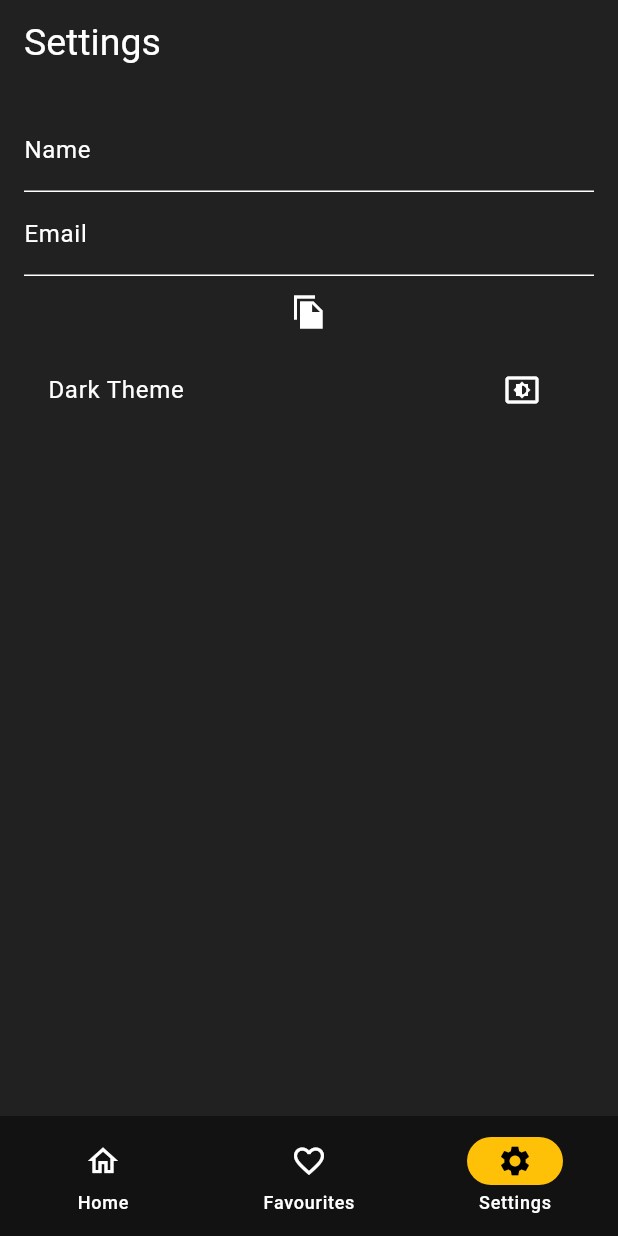
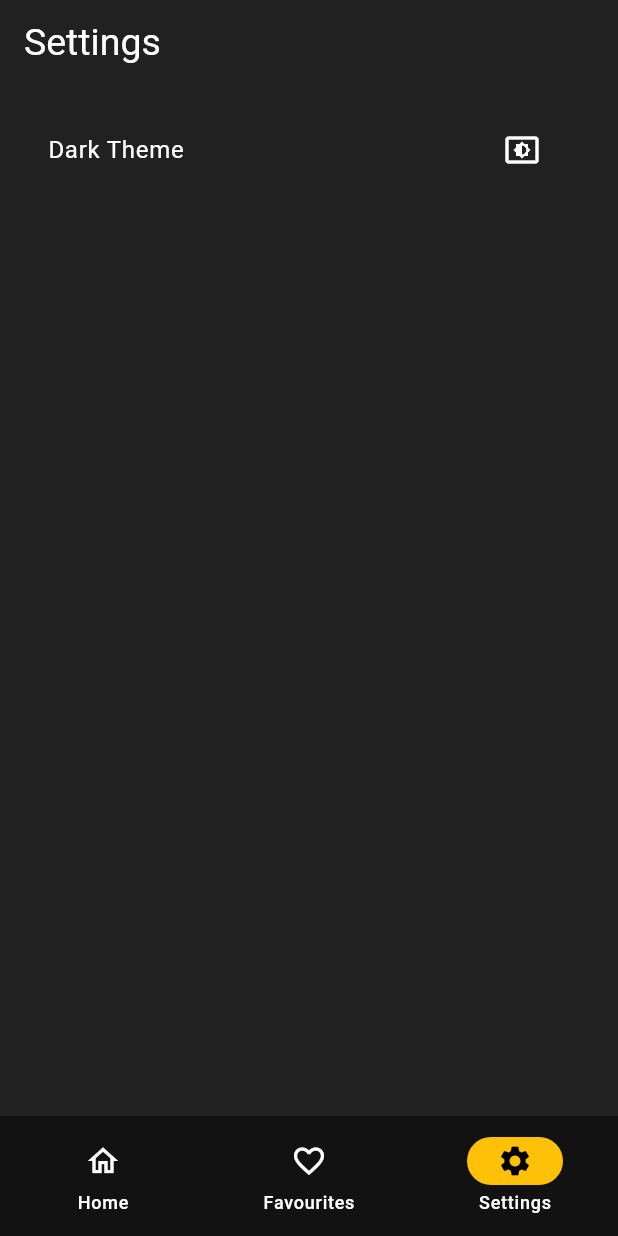
Before and after one commit to anasyd/movie_app, a Flutter app: the screen it shows after launch, item 3 of the bottom bar chosen, on a phone screen of 412 x 824 dp. Run offline on Flutter 3.47's test engine with Material 3 defaults, Android fonts, the phone set to English and light mode, and no system bars; our stand-ins replace cached_network_image, carousel_slider, firebase_core, google_fonts, shared_preferences; accounts and stored records are empty; network calls fail.

Commit message:
remove unused code

```diff
--- a/lib/screens/settings_screen.dart
+++ b/lib/screens/settings_screen.dart
@@ -10,33 +10,10 @@ class SettingsScreen extends StatefulWidget {
 }
 
 class _SettingsScreenState extends State<SettingsScreen> {
-  // bool _isDarkTheme = false;
-
-  TextEditingController _nameController = TextEditingController();
-  TextEditingController _emailController = TextEditingController();
-  final _formKey = GlobalKey<FormState>();
-  dynamic _name = "";
-  dynamic _email = "";
-
   @override
   void initState() {
     super.initState();
-    // _loadTheme();
   }
-
-  // // Load theme from SharedPreferences
-  // void _loadTheme() async {
-  //   SharedPreferences prefs = await SharedPreferences.getInstance();
-  //   setState(() {
-  //     _isDarkTheme = prefs.getBool('isDarkTheme') ?? false;
-  //   });
-  // }
-
-  // // Save theme to SharedPreferences
-  // void _saveTheme(bool isDarkTheme) async {
-  //   SharedPreferences prefs = await SharedPreferences.getInstance();
-  //   prefs.setBool('isDarkTheme', isDarkTheme);
-  // }
 
   @override
   Widget build(BuildContext context) {
@@ -50,51 +27,6 @@ class _SettingsScreenState extends State<SettingsScreen> {
         child: Builder(builder: (context) {
           return Column(
             children: [
-              Form(
-                  key: _formKey,
-                  child: Column(
-                    children: [
-                      TextFormField(
-                        decoration: InputDecoration(labelText: 'Name'),
-                        validator: (value) {
-                          if (value != null && value.isEmpty) {
-                            return 'Please enter some text';
-                          }
-                          return null;
-                        },
-                        onSaved: (value) => _name = value,
-                      ),
-                      TextFormField(
-                        decoration: InputDecoration(labelText: 'Email'),
-                        validator: (value) {
-                          if (value != null && !value.contains('@')) {
-                            return 'Please enter a valid email address';
-                          }
-                          return null;
-                        },
-                        onSaved: (value) => _email = value,
-                      ),
-                      IconButton(
-                          onPressed: () => {
-                                if (_formKey.currentState != null)
-                                  {
-                                    print('Name: $_name'),
-                                    print('Email: $_email')
-                                  }
-                              },
-                          icon: Icon(Icons.file_copy_sharp)),
-                      // (
-                      //   onPressed: () {
-                      //     if (_formKey.currentState.validate()) {
-                      //       _formKey.currentState.save();
-                      //       print('Name: $_nameController');
-                      //       print('Email: $_emailController');
-                      //     }
-                      //   },
-                      //   child: Text('Submit'),
-                      // ),
-                    ],
-                  )),
               ListTile(
                 title: Text('Dark Theme'),
                 trailing: IconButton(
@@ -113,86 +45,3 @@ class _SettingsScreenState extends State<SettingsScreen> {
     );
   }
 }
-
-
-// import 'package:flutter/material.dart';
-// import 'package:movie_app/theme/theme_provider.dart';
-// import 'package:provider/provider.dart';
-// import 'package:shared_preferences/shared_preferences.dart';
-
-// class SettingsScreen extends StatefulWidget {
-//   const SettingsScreen({super.key});
-
-//   @override
-//   State<SettingsScreen> createState() => _SettingsScreenState();
-// }
-
-// class _SettingsScreenState extends State<SettingsScreen> {
-//   bool _darkMode = false;
-
-
-
-//   @override
-//   void initState() {
-//     super.initState();
-//     _loadDarkModePreference();
-//     // _getTheme();
-//   }
-
-//   // void _getTheme() {
-//   //   _darkMode = Provider.of<ThemeProvider>().isDarkMode;
-//   // }
-
-//   void _loadDarkModePreference() async {
-//     SharedPreferences prefs = await SharedPreferences.getInstance();
-//     setState(() {
-//       _darkMode = prefs.getBool('darkMode') ?? false;
-//     });
-//   }
-
-//   void _saveDarkModePreference(bool value) async {
-//     SharedPreferences prefs = await SharedPreferences.getInstance();
-//     prefs.setBool('darkMode', value);
-//     setState(() {
-//       _darkMode = value; // Update _darkMode immediately
-//     });
-//   }
-
-//   Widget build(BuildContext context) {
-//     return Scaffold(
-//       backgroundColor: Theme.of(context).colorScheme.background,
-//       appBar: AppBar(
-//         title: Text('Settings'),
-//       ),
-//       body: ListView(
-//         padding: EdgeInsets.all(16.0),
-//         children: [
-//           TextField(
-//             controller: _nameController,
-//             decoration: InputDecoration(labelText: 'Name'),
-//           ),
-//           SizedBox(height: 16.0),
-//           TextField(
-//             controller: _emailController,
-//             decoration: InputDecoration(labelText: 'Email'),
-//           ),
-//           SizedBox(height: 16.0),
-//           ListTile(
-//             title: Text('Dark Mode'),
-//             trailing: Switch(
-//               value: _darkMode,
-//               onChanged: (value) {
-//                 Provider.of<ThemeProvider>(context, listen: false)
-//                     .toggleTheme();
-//                 // _saveDarkModePreference(value);
-//                 // setState(() {
-//                 //   _darkMode = value;
-//                 // });
-//               },
-//             ),
-//           ),
-//         ],
-//       ),
-//     );
-//   }
-// }
```
